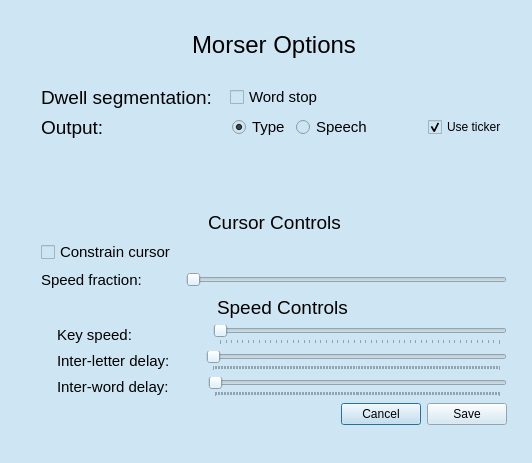
This is morseInput/src/morseInput/qt_files/morserOptions/morseroptions.ui in ros-visualization/robhum_ui_utils as Qt 5 draws it before an edit. The edited form follows.
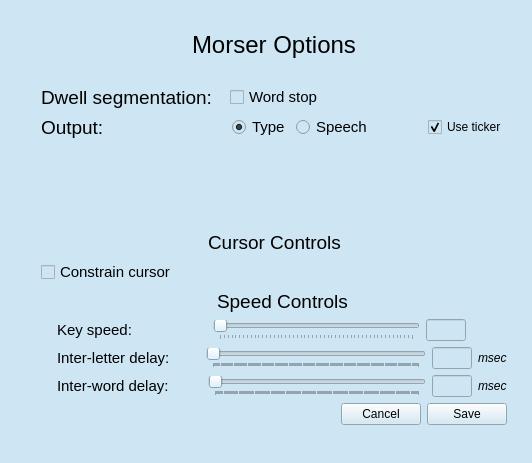
This is the edited form.

Commit message: Added visual signal when word segmentation detected. Added labels with values for all sliders in options window. Added backspace/newline to ticker tape. Removed cursor deceleration slider. Moved power button to top of main window in anticipation of adding the plus/minus time measurement expose/hide.

```diff
--- a/morseInput/src/morseInput/qt_files/morserOptions/morseroptions.ui
+++ b/morseInput/src/morseInput/qt_files/morserOptions/morseroptions.ui
@@ -142,6 +142,9 @@
            <pointsize>11</pointsize>
           </font>
          </property>
+         <property name="toolTip">
+          <string>If checked, then pauses between Morse letters generate space characters.</string>
+         </property>
          <property name="text">
           <string>Word stop</string>
          </property>
@@ -205,6 +208,9 @@
            <pointsize>11</pointsize>
           </font>
          </property>
+         <property name="toolTip">
+          <string>Output decoded Morse to with window where the keyboard would deliver typed letters.</string>
+         </property>
          <property name="text">
           <string>Type</string>
          </property>
@@ -223,9 +229,15 @@
            <pointsize>11</pointsize>
           </font>
          </property>
+         <property name="toolTip">
+          <string>Output decoded Morse words via text-to-speech (not implemented)</string>
+         </property>
          <property name="text">
           <string>Speech</string>
          </property>
+         <property name="checkable">
+          <bool>false</bool>
+         </property>
         </widget>
        </item>
        <item>
@@ -243,6 +255,9 @@
        </item>
        <item>
         <widget class="QCheckBox" name="useTickerCheckBox">
+         <property name="toolTip">
+          <string>Echo all decoded Morse letters to the ticker tape, in addition to the main destination</string>
+         </property>
          <property name="text">
           <string>Use ticker</string>
          </property>
@@ -320,7 +335,7 @@
             </font>
            </property>
            <property name="toolTip">
-            <string>If set, cursor only moves either up/down, or left/right inside Morser window.</string>
+            <string>If set, cursor only moves  left/right inside Morser window. Hold left mouse down to 'disengage'</string>
            </property>
            <property name="text">
             <string>Constrain cursor</string>
@@ -342,51 +357,6 @@
          </item>
         </layout>
        </item>
-       <item>
-        <layout class="QHBoxLayout" name="horizontalLayout_2">
-         <item>
-          <widget class="QLabel" name="cursorAccelerationLabel">
-           <property name="font">
-            <font>
-             <pointsize>11</pointsize>
-            </font>
-           </property>
-           <property name="text">
-            <string>Speed fraction:</string>
-           </property>
-          </widget>
-         </item>
-         <item>
-          <spacer name="horizontalSpacer_8">
-           <property name="orientation">
-            <enum>Qt::Horizontal</enum>
-           </property>
-           <property name="sizeType">
-            <enum>QSizePolicy::Fixed</enum>
-           </property>
-           <property name="sizeHint" stdset="0">
-            <size>
-             <width>38</width>
-             <height>20</height>
-            </size>
-           </property>
-          </spacer>
-         </item>
-         <item>
-          <widget class="QSlider" name="horizontalSlider">
-           <property name="minimum">
-            <number>1</number>
-           </property>
-           <property name="maximum">
-            <number>10</number>
-           </property>
-           <property name="orientation">
-            <enum>Qt::Horizontal</enum>
-           </property>
-          </widget>
-         </item>
-        </layout>
-       </item>
       </layout>
      </item>
      <item>
@@ -471,6 +441,9 @@
          </item>
          <item>
           <widget class="QSlider" name="keySpeedSlider">
+           <property name="toolTip">
+            <string>Controls speed of dots and dashes</string>
+           </property>
            <property name="minimum">
             <number>10</number>
            </property>
@@ -494,6 +467,41 @@
            </property>
           </widget>
          </item>
+         <item>
+          <widget class="QLineEdit" name="keySpeedReadoutLineEdit">
+           <property name="sizePolicy">
+            <sizepolicy hsizetype="Fixed" vsizetype="Fixed">
+             <horstretch>0</horstretch>
+             <verstretch>0</verstretch>
+            </sizepolicy>
+           </property>
+           <property name="maximumSize">
+            <size>
+             <width>40</width>
+             <height>16777215</height>
+            </size>
+           </property>
+           <property name="maxLength">
+            <number>2</number>
+           </property>
+          </widget>
+         </item>
+         <item>
+          <spacer name="horizontalSpacer_11">
+           <property name="orientation">
+            <enum>Qt::Horizontal</enum>
+           </property>
+           <property name="sizeType">
+            <enum>QSizePolicy::Fixed</enum>
+           </property>
+           <property name="sizeHint" stdset="0">
+            <size>
+             <width>41</width>
+             <height>20</height>
+            </size>
+           </property>
+          </spacer>
+         </item>
         </layout>
        </item>
        <item>
@@ -528,6 +536,9 @@
          </item>
          <item>
           <widget class="QSlider" name="interLetterDelaySlider">
+           <property name="toolTip">
+            <string>Controls how much time must pass after a dot or dash to conclude that one Morse letter has ended</string>
+           </property>
            <property name="minimum">
             <number>100</number>
            </property>
@@ -542,6 +553,37 @@
            </property>
           </widget>
          </item>
+         <item>
+          <widget class="QLineEdit" name="letterDwellReadoutLineEdit">
+           <property name="sizePolicy">
+            <sizepolicy hsizetype="Fixed" vsizetype="Fixed">
+             <horstretch>0</horstretch>
+             <verstretch>0</verstretch>
+            </sizepolicy>
+           </property>
+           <property name="maximumSize">
+            <size>
+             <width>40</width>
+             <height>16777215</height>
+            </size>
+           </property>
+           <property name="maxLength">
+            <number>4</number>
+           </property>
+          </widget>
+         </item>
+         <item>
+          <widget class="QLabel" name="letterDelayUnitsLabel">
+           <property name="font">
+            <font>
+             <italic>true</italic>
+            </font>
+           </property>
+           <property name="text">
+            <string>msec</string>
+           </property>
+          </widget>
+         </item>
         </layout>
        </item>
        <item>
@@ -576,6 +618,9 @@
          </item>
          <item>
           <widget class="QSlider" name="interWordDelaySlider">
+           <property name="toolTip">
+            <string>Controls how much time must pass after a Morse letter to indicate end of a word (space is entered automatically)</string>
+           </property>
            <property name="minimum">
             <number>100</number>
            </property>
@@ -590,6 +635,37 @@
            </property>
           </widget>
          </item>
+         <item>
+          <widget class="QLineEdit" name="wordDwellReadoutLineEdit">
+           <property name="sizePolicy">
+            <sizepolicy hsizetype="Fixed" vsizetype="Fixed">
+             <horstretch>0</horstretch>
+             <verstretch>0</verstretch>
+            </sizepolicy>
+           </property>
+           <property name="maximumSize">
+            <size>
+             <width>40</width>
+             <height>16777215</height>
+            </size>
+           </property>
+           <property name="maxLength">
+            <number>4</number>
+           </property>
+          </widget>
+         </item>
+         <item>
+          <widget class="QLabel" name="label_2">
+           <property name="font">
+            <font>
+             <italic>true</italic>
+            </font>
+           </property>
+           <property name="text">
+            <string>msec</string>
+           </property>
+          </widget>
+         </item>
         </layout>
        </item>
       </layout>
@@ -611,19 +687,31 @@
        </item>
        <item>
         <widget class="QPushButton" name="cancelPushButton">
+         <property name="toolTip">
+          <string>Abort any changes made</string>
+         </property>
          <property name="styleSheet">
           <string notr="true">button.background:rgb(15, 51, 255)</string>
          </property>
          <property name="text">
           <string>Cancel</string>
          </property>
+         <property name="autoDefault">
+          <bool>false</bool>
+         </property>
         </widget>
        </item>
        <item>
         <widget class="QPushButton" name="savePushButton">
+         <property name="toolTip">
+          <string>Save changes across sessions. Configuration stored in $HOME/.morser</string>
+         </property>
          <property name="text">
           <string>Save</string>
          </property>
+         <property name="autoDefault">
+          <bool>false</bool>
+         </property>
         </widget>
        </item>
       </layout>
```
The commit also changes 4 other files.
